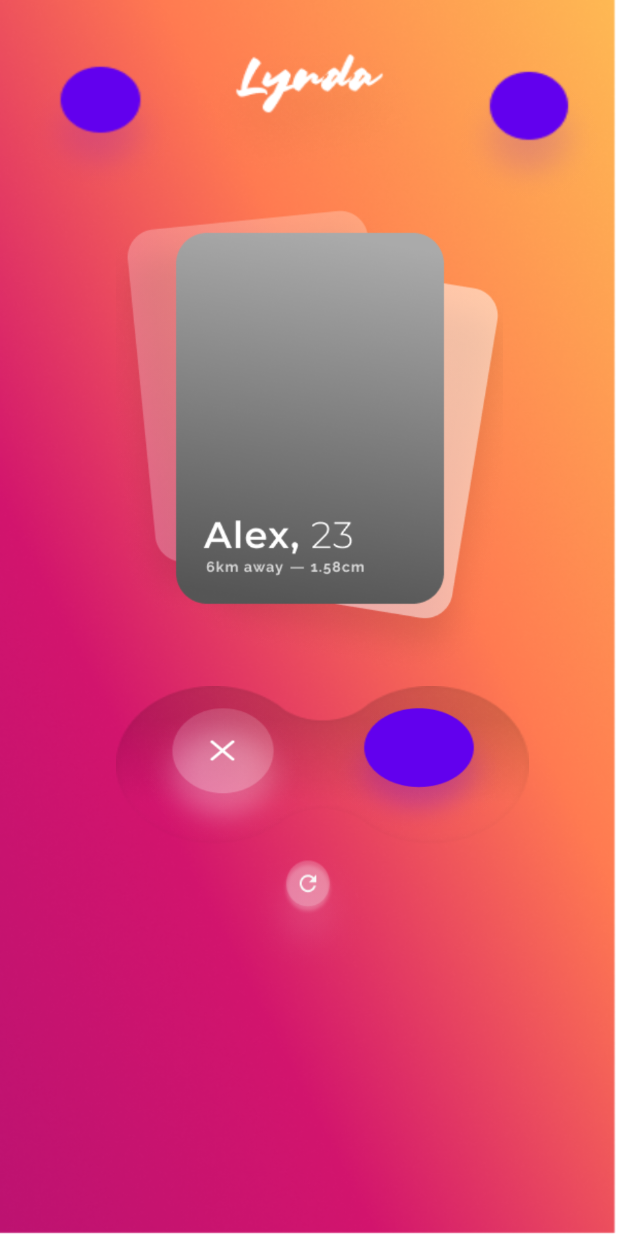
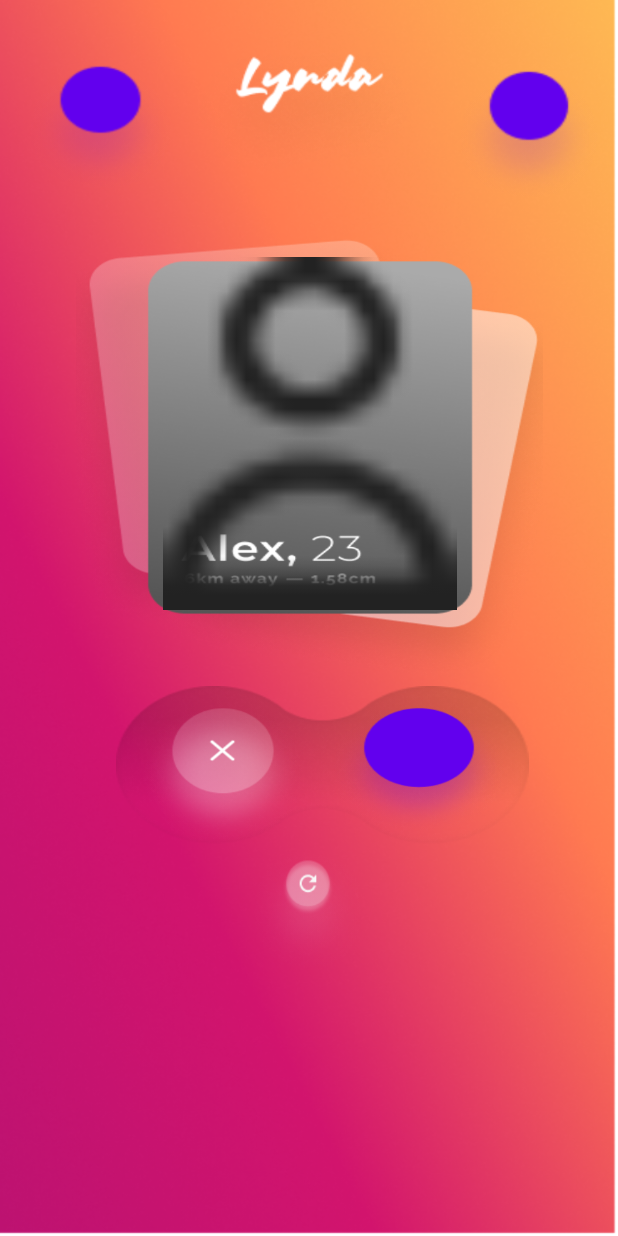
Before and after one commit to ThanhTanPM2000/QuickDate, an Android app: the layout fragment_swiper.xml on its own in the app's theme, with its tools: preview values and no code run, on a phone screen of 412 x 824 dp. Run offline under Robolectric (Android 15) with nearby library versions, the phone set to English and light mode, and no system bars.

Commit message:
update swiper

```diff
--- a/app/src/main/res/layout/fragment_my_profile.xml
+++ b/app/src/main/res/layout/fragment_my_profile.xml
@@ -3,12 +3,4 @@
     xmlns:tools="http://schemas.android.com/tools"
     android:layout_width="match_parent"
     android:layout_height="match_parent"
-    tools:context=".Fregment.MyProfile">
-
-    <!-- TODO: Update blank fragment layout -->
-    <TextView
-        android:layout_width="match_parent"
-        android:layout_height="match_parent"
-        android:text="@string/hello_blank_fragment" />
-
-</FrameLayout>
+    tools:context=".Fregment.MyProfile"/>
--- a/app/src/main/res/layout/fragment_swiper.xml
+++ b/app/src/main/res/layout/fragment_swiper.xml
@@ -40,12 +40,11 @@
         android:id="@+id/textView"
         android:layout_width="275dp"
         android:layout_height="105dp"
-        android:layout_marginTop="4dp"
         android:background="@drawable/backroudlike_can"
         app:layout_constraintEnd_toEndOf="@+id/btnCancle3"
         app:layout_constraintHorizontal_bias="0.558"
         app:layout_constraintStart_toStartOf="@+id/btnCancle"
-        app:layout_constraintTop_toBottomOf="@+id/imageViewAvatar" />
+        app:layout_constraintTop_toBottomOf="@+id/textView3" />
 
     <Button
         android:id="@+id/btnCancle"
@@ -86,16 +85,6 @@
         app:layout_constraintTop_toBottomOf="@+id/textView"
         app:layout_constraintVertical_bias="0.0" />
 
-    <ImageView
-        android:id="@+id/imageViewAvatar"
-        android:layout_width="311dp"
-        android:layout_height="319dp"
-        android:layout_marginTop="4dp"
-        app:layout_constraintEnd_toEndOf="parent"
-        app:layout_constraintStart_toStartOf="parent"
-        app:layout_constraintTop_toBottomOf="@+id/textView2"
-        app:srcCompat="@drawable/avatar" />
-
     <TextView
         android:id="@+id/textView2"
         android:layout_width="175dp"
@@ -107,4 +96,25 @@
         app:layout_constraintTop_toTopOf="parent"
         app:layout_constraintVertical_bias="0.025" />
 
+    <TextView
+        android:id="@+id/textView3"
+        android:layout_width="311dp"
+        android:layout_height="303dp"
+        android:layout_marginTop="24dp"
+        android:background="@drawable/avatar"
+        app:layout_constraintEnd_toEndOf="parent"
+        app:layout_constraintStart_toStartOf="parent"
+        app:layout_constraintTop_toBottomOf="@+id/textView2" />
+
+    <ImageView
+        android:id="@+id/imageViewAvatar"
+        android:layout_width="213dp"
+        android:layout_height="235dp"
+        app:layout_constraintBottom_toBottomOf="@+id/textView3"
+        app:layout_constraintEnd_toEndOf="@+id/textView3"
+        app:layout_constraintStart_toStartOf="@+id/textView3"
+        app:layout_constraintTop_toTopOf="@+id/textView3"
+        app:layout_constraintVertical_bias="0.25"
+        app:srcCompat="@drawable/a__1_" />
+
 </androidx.constraintlayout.widget.ConstraintLayout>
```
